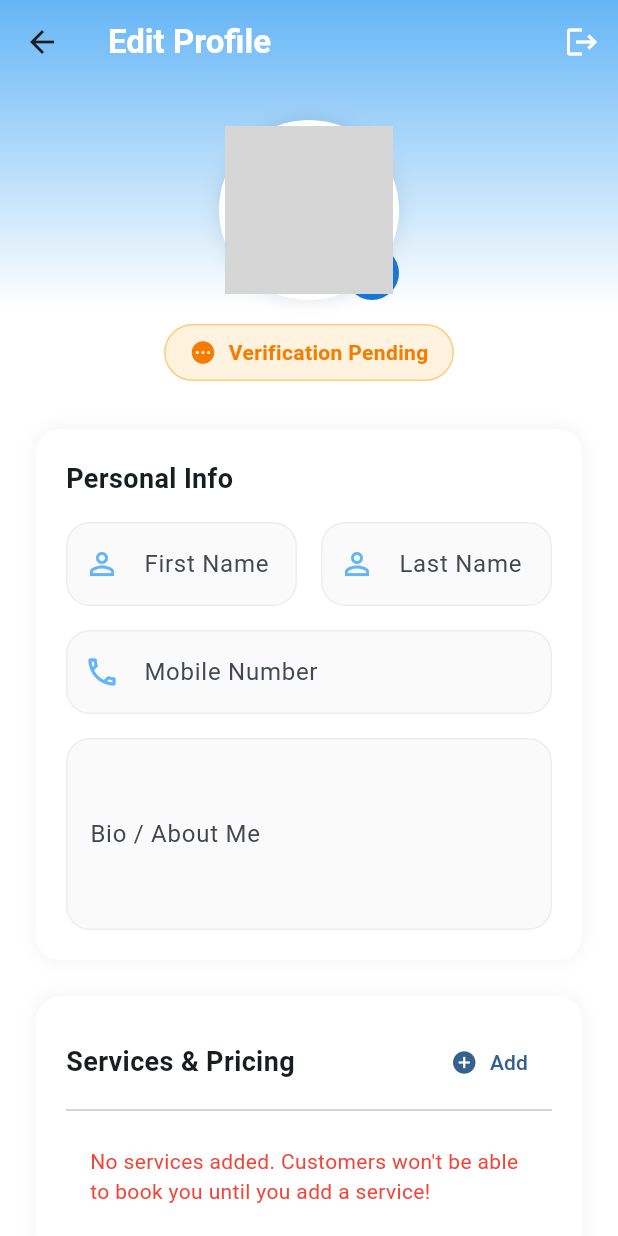
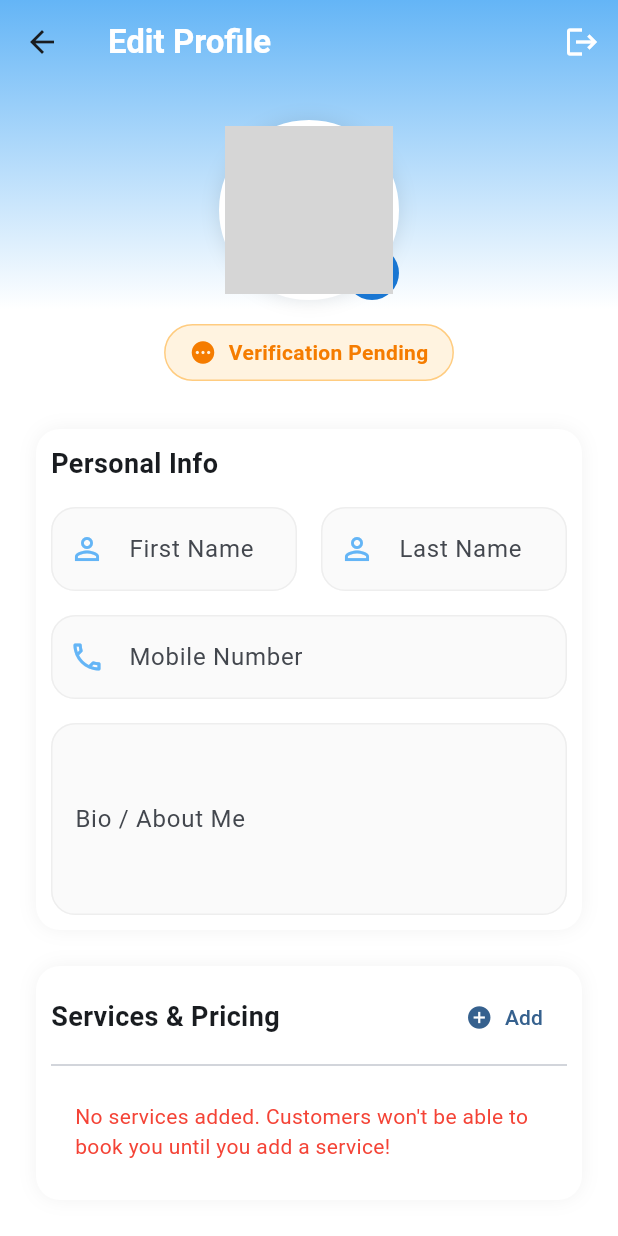
Before and after one commit to ParakramaWelipitiya/technician_service_app, a Flutter app: the TechProfileScreen screen opened directly, on a phone screen of 412 x 824 dp. Run offline on Flutter 3.47's test engine with Material 3 defaults, Android fonts, the phone set to English and light mode, and no system bars; our stand-ins replace cloud_firestore, file_picker, firebase_auth, firebase_core, firebase_storage, image_picker; accounts and stored records are empty; network calls fail; grey boxes are pictures that could not be loaded.

Commit message:
changed folder structure, reduced padding in tech profile screen

```diff
--- a/lib/login_screen.dart
+++ b/lib/login_screen.dart
@@ -3,8 +3,8 @@ import 'package:firebase_auth/firebase_auth.dart';
 import 'package:cloud_firestore/cloud_firestore.dart';
 import 'register_screen.dart';
 import 'forgot_password_screen.dart';
-import 'customer_dashboard.dart';
-import 'technician/technician_dashboard.dart';
+import 'screens/customer/customer_dashboard.dart';
+import 'screens/technician/technician_dashboard.dart';
 
 class LoginScreen extends StatefulWidget {
   const LoginScreen({super.key});
--- a/lib/main.dart
+++ b/lib/main.dart
@@ -1,7 +1,7 @@
 import 'package:flutter/material.dart';
 import 'package:firebase_core/firebase_core.dart';
 import 'firebase_options.dart';
-import 'splash_screen.dart';
+import 'screens/home/splash_screen.dart';
 
 void main() async {
   WidgetsFlutterBinding.ensureInitialized();
--- a/lib/register_screen.dart
+++ b/lib/register_screen.dart
@@ -5,8 +5,8 @@ import 'package:firebase_storage/firebase_storage.dart';
 import 'package:file_picker/file_picker.dart';
 import 'dart:io';
 
-import 'customer_dashboard.dart';
-import 'technician/technician_dashboard.dart';
+import 'screens/customer/customer_dashboard.dart';
+import 'screens/technician/technician_dashboard.dart';
 
 class RegisterScreen extends StatefulWidget {
   const RegisterScreen({super.key});
--- a/lib/history_screen.dart
+++ b/lib/screens/booking/history_screen.dart
@@ -1,7 +1,7 @@
 import 'package:flutter/material.dart';
 import 'package:firebase_auth/firebase_auth.dart';
 import 'package:cloud_firestore/cloud_firestore.dart';
-import 'chat_detail_screen.dart';
+import '../chat/chat_detail_screen.dart';
 
 class HistoryScreen extends StatefulWidget {
   const HistoryScreen({super.key});
--- a/lib/technician_profile_screen.dart
+++ b/lib/screens/booking/technician_profile_screen.dart
@@ -1,7 +1,7 @@
 import 'package:cloud_firestore/cloud_firestore.dart';
 import 'package:firebase_auth/firebase_auth.dart';
 import 'package:flutter/material.dart';
-import 'technician_reviews_screen.dart';
+import '../reviews/technician_reviews_screen.dart';
 
 class TechnicianProfileScreen extends StatefulWidget {
   final String technicianId;
--- a/lib/profile_screen.dart
+++ b/lib/screens/customer/profile_screen.dart
@@ -1,6 +1,6 @@
 import 'package:flutter/material.dart';
 import 'package:firebase_auth/firebase_auth.dart';
-import 'login_screen.dart';
+import '../../login_screen.dart';
 
 class ProfileScreen extends StatelessWidget {
   const ProfileScreen({super.key});
--- a/lib/category_screen.dart
+++ b/lib/screens/home/category_screen.dart
@@ -1,7 +1,7 @@
 import 'package:flutter/material.dart';
 import 'package:cloud_firestore/cloud_firestore.dart';
-import 'technician_profile_screen.dart';
-import 'booking_screen.dart';
+import '../booking/technician_profile_screen.dart';
+import '../booking/booking_screen.dart';
 
 class CategoryScreen extends StatelessWidget {
   final String categoryName;
--- a/lib/home_screen.dart
+++ b/lib/screens/home/home_screen.dart
@@ -1,9 +1,9 @@
 import 'package:flutter/material.dart';
 import 'package:firebase_auth/firebase_auth.dart';
 import 'package:cloud_firestore/cloud_firestore.dart';
-import 'customer_dashboard.dart';
-import 'technician/technician_dashboard.dart';
-import 'login_screen.dart';
+import '../customer/customer_dashboard.dart';
+import '../technician/technician_dashboard.dart';
+import '../../login_screen.dart';
 
 class HomeScreen extends StatelessWidget {
   const HomeScreen({super.key});
--- a/lib/splash_screen.dart
+++ b/lib/screens/home/splash_screen.dart
@@ -1,6 +1,6 @@
 import 'package:flutter/material.dart';
 import 'package:firebase_auth/firebase_auth.dart';
-import 'login_screen.dart';
+import '../../login_screen.dart';
 
 class SplashScreen extends StatefulWidget {
   const SplashScreen({super.key});
--- a/lib/technician/tech_bookings_screen.dart
+++ b/lib/screens/technician/tech_bookings_screen.dart
@@ -2,7 +2,7 @@ import 'package:flutter/material.dart';
 import 'package:firebase_auth/firebase_auth.dart';
 import 'package:cloud_firestore/cloud_firestore.dart';
 import 'package:intl/intl.dart';
-import '../chat_detail_screen.dart';
+import '../chat/chat_detail_screen.dart';
 
 class TechBookingsScreen extends StatelessWidget {
   const TechBookingsScreen({super.key});
--- a/lib/technician/tech_profile_screen.dart
+++ b/lib/screens/technician/tech_profile_screen.dart
@@ -4,7 +4,7 @@ import 'package:cloud_firestore/cloud_firestore.dart';
 import 'package:firebase_storage/firebase_storage.dart';
 import 'package:image_picker/image_picker.dart';
 import 'dart:io';
-import '../login_screen.dart';
+import '../../login_screen.dart';
 
 class TechProfileScreen extends StatefulWidget {
   const TechProfileScreen({super.key});
@@ -203,7 +203,7 @@ class _TechProfileScreenState extends State<TechProfileScreen> {
                   ),
                   const SizedBox(height: 32),
                   Container(
-                    padding: const EdgeInsets.all(20),
+                    padding: const EdgeInsets.all(10),
                     decoration: BoxDecoration(color: Colors.white, borderRadius: BorderRadius.circular(16), boxShadow: [BoxShadow(color: Colors.black.withAlpha(13), blurRadius: 10)]),
                     child: Column(
                       crossAxisAlignment: CrossAxisAlignment.start,
@@ -220,7 +220,7 @@ class _TechProfileScreenState extends State<TechProfileScreen> {
                   ),
                   const SizedBox(height: 24),
                   Container(
-                    padding: const EdgeInsets.all(20),
+                    padding: const EdgeInsets.all(10),
                     decoration: BoxDecoration(color: Colors.white, borderRadius: BorderRadius.circular(16), boxShadow: [BoxShadow(color: Colors.black.withAlpha(13), blurRadius: 10)]),
                     child: Column(
                       crossAxisAlignment: CrossAxisAlignment.start,
--- a/lib/technician/technician_dashboard.dart
+++ b/lib/screens/technician/technician_dashboard.dart
@@ -6,7 +6,7 @@
 import 'tech_history_screen.dart';
 import 'tech_bookings_screen.dart';
 import 'tech_profile_screen.dart';
-import '../login_screen.dart';
+import '../../login_screen.dart';
 
 class TechnicianDashboard extends StatefulWidget {
   const TechnicianDashboard({super.key});
```
Also changed, not shown: lib/screens/customer/customer_dashboard.dart (renamed from lib/customer_dashboard.dart, +7 -7 lines), lib/screens/booking/all_technicians_screen.dart (renamed from lib/all_technicians_screen.dart), lib/screens/booking/booking_screen.dart (renamed from lib/booking_screen.dart), lib/screens/chat/chat_detail_screen.dart (renamed from lib/chat_detail_screen.dart), lib/screens/chat/chat_screen.dart (renamed from lib/chat_screen.dart), lib/screens/home/notifications_screen.dart (renamed from lib/notifications_screen.dart), lib/screens/reviews/technician_reviews_screen.dart (renamed from lib/technician_reviews_screen.dart), lib/screens/technician/tech_history_screen.dart (renamed from lib/technician/tech_history_screen.dart), pubspec.lock, 1 other file.
